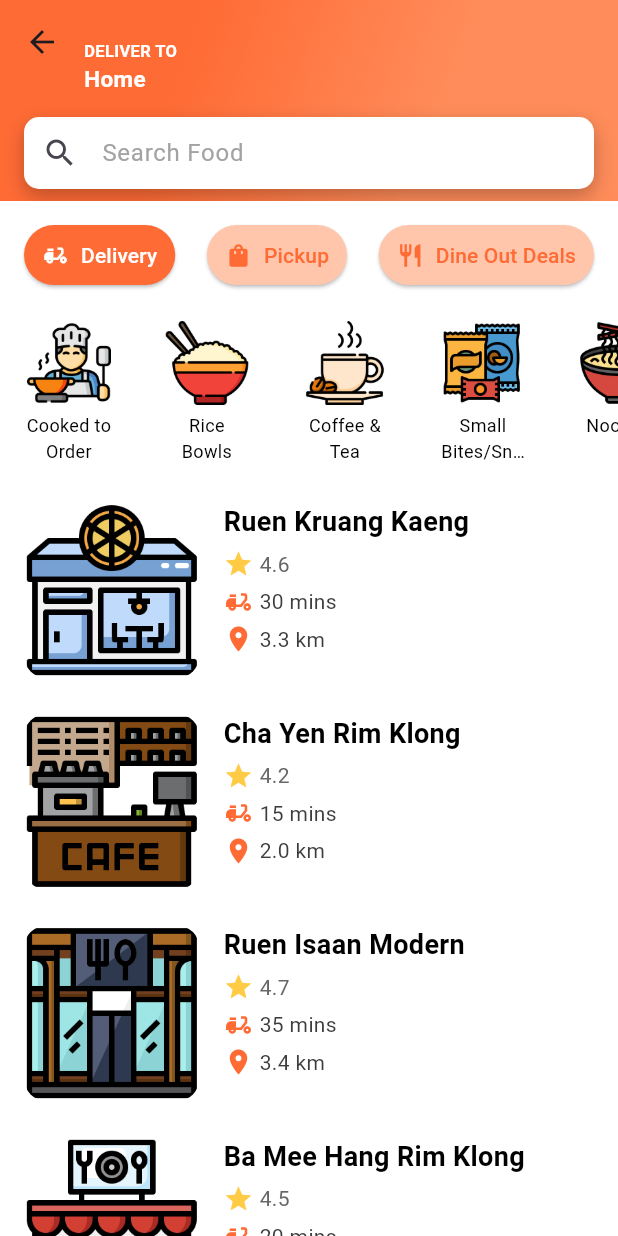
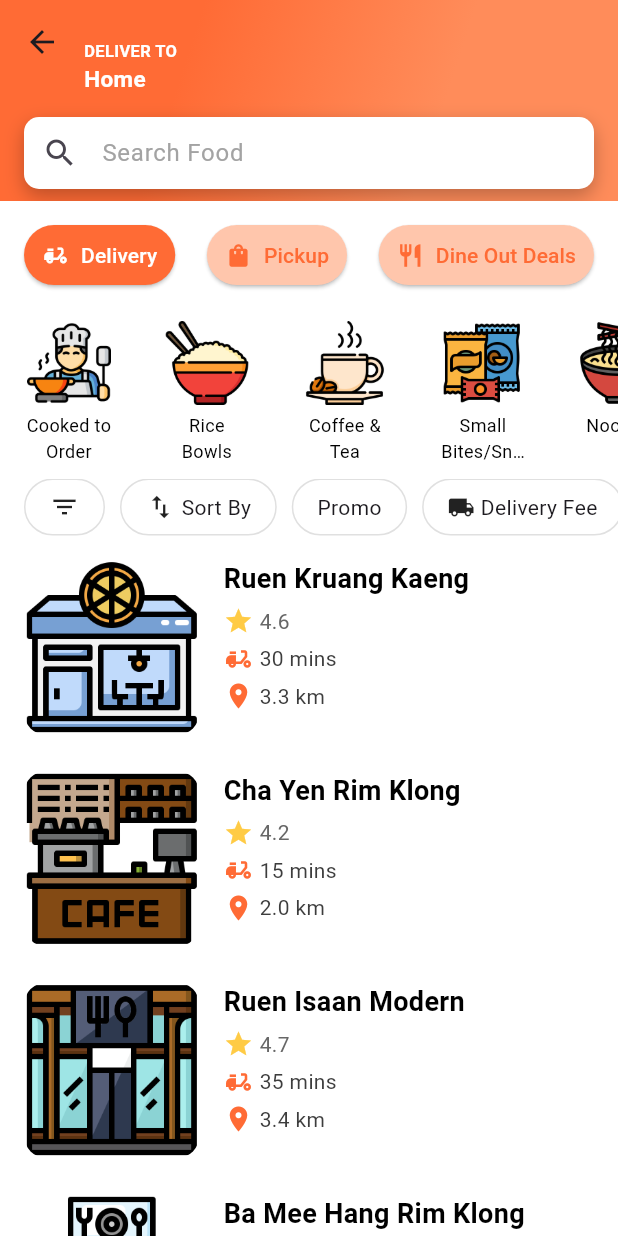
Before and after one commit to Asteriskzkx/aroigo, a Flutter app: the FoodscreenNew screen opened directly, swiped to page 2, on a phone screen of 412 x 824 dp. Run offline on Flutter 3.47's test engine with Material 3 defaults, Android fonts, the phone set to English and light mode, and no system bars; Roboto replaces fonts that are missing (SF Pro Display).

Commit message:
Create FilterSortingWidget to use in foodscreen_new.dart

```diff
--- a/lib/screens/foodscreen_new.dart
+++ b/lib/screens/foodscreen_new.dart
@@ -1,5 +1,6 @@
 import 'package:aroigo/widgets/bigroundedcard.dart';
 import 'package:aroigo/widgets/categorytogglebutton.dart';
+import 'package:aroigo/widgets/filtersorting.dart';
 import 'package:aroigo/widgets/promorestaurantcard.dart';
 import 'package:aroigo/widgets/restaurantcard_col.dart';
 import 'package:aroigo/widgets/togglebutton.dart';
@@ -217,6 +218,7 @@ class _FoodscreenNew extends State<FoodscreenNew> {
             crossAxisAlignment: CrossAxisAlignment.start,
             children: [
               _buildCategoryHeader('$categoryName Restaurants'),
+              FilterSorting(onFilterSelected: (filterType) {}),
               const SizedBox(height: 16),
               _buildSafeWidget(() => RestaurantcardCol()),
             ],
@@ -228,6 +230,7 @@ class _FoodscreenNew extends State<FoodscreenNew> {
             crossAxisAlignment: CrossAxisAlignment.start,
             children: [
               _buildCategoryHeader('$categoryName Specials'),
+              FilterSorting(),
               const SizedBox(height: 16),
               _buildSafeWidget(() => RestaurantcardCol()),
             ],
--- /dev/null
+++ b/lib/widgets/filtersorting.dart
@@ -0,0 +1,101 @@
+import 'package:flutter/material.dart';
+
+class FilterSorting extends StatelessWidget {
+  final Function(String)? onFilterSelected;
+
+  const FilterSorting({super.key, this.onFilterSelected});
+
+  @override
+  Widget build(BuildContext context) {
+    return SingleChildScrollView(
+      scrollDirection: Axis.horizontal,
+      child: Padding(
+        padding: const EdgeInsets.symmetric(horizontal: 16.0),
+        child: Row(
+          children: [
+            _buildFilterButton(
+              onTap: () => onFilterSelected?.call('filter'),
+              child: const Icon(Icons.filter_list, size: 20),
+            ),
+
+            const SizedBox(width: 10),
+
+            _buildFilterButton(
+              onTap: () => onFilterSelected?.call('sort'),
+              child: Row(
+                children: const [
+                  Icon(Icons.swap_vert, size: 20),
+                  SizedBox(width: 4),
+                  Text(
+                    'Sort By',
+                    style: TextStyle(
+                      fontSize: 14,
+                      fontFamily: 'SF Pro Display',
+                    ),
+                  ),
+                ],
+              ),
+            ),
+
+            const SizedBox(width: 10),
+
+            _buildFilterButton(
+              onTap: () => onFilterSelected?.call('promo'),
+              child: const Text(
+                'Promo',
+                style: TextStyle(fontSize: 14, fontFamily: 'SF Pro Display'),
+              ),
+            ),
+
+            const SizedBox(width: 10),
+
+            _buildFilterButton(
+              onTap: () => onFilterSelected?.call('delivery'),
+              child: Row(
+                children: const [
+                  Icon(Icons.local_shipping, size: 18),
+                  SizedBox(width: 4),
+                  Text(
+                    'Delivery Fee',
+                    style: TextStyle(
+                      fontSize: 14,
+                      fontFamily: 'SF Pro Display',
+                    ),
+                  ),
+                ],
+              ),
+            ),
+
+            const SizedBox(width: 10),
+
+            _buildFilterButton(
+              onTap: () => onFilterSelected?.call('price'),
+              child: const Text(
+                'Price',
+                style: TextStyle(fontSize: 14, fontFamily: 'SF Pro Display'),
+              ),
+            ),
+          ],
+        ),
+      ),
+    );
+  }
+
+  Widget _buildFilterButton({
+    required VoidCallback onTap,
+    required Widget child,
+  }) {
+    return InkWell(
+      onTap: onTap,
+      borderRadius: BorderRadius.circular(25),
+      child: Container(
+        padding: const EdgeInsets.symmetric(horizontal: 16, vertical: 8),
+        decoration: BoxDecoration(
+          border: Border.all(color: Colors.grey.shade300),
+          borderRadius: BorderRadius.circular(25),
+        ),
+        child: child,
+      ),
+    );
+  }
+}
```
